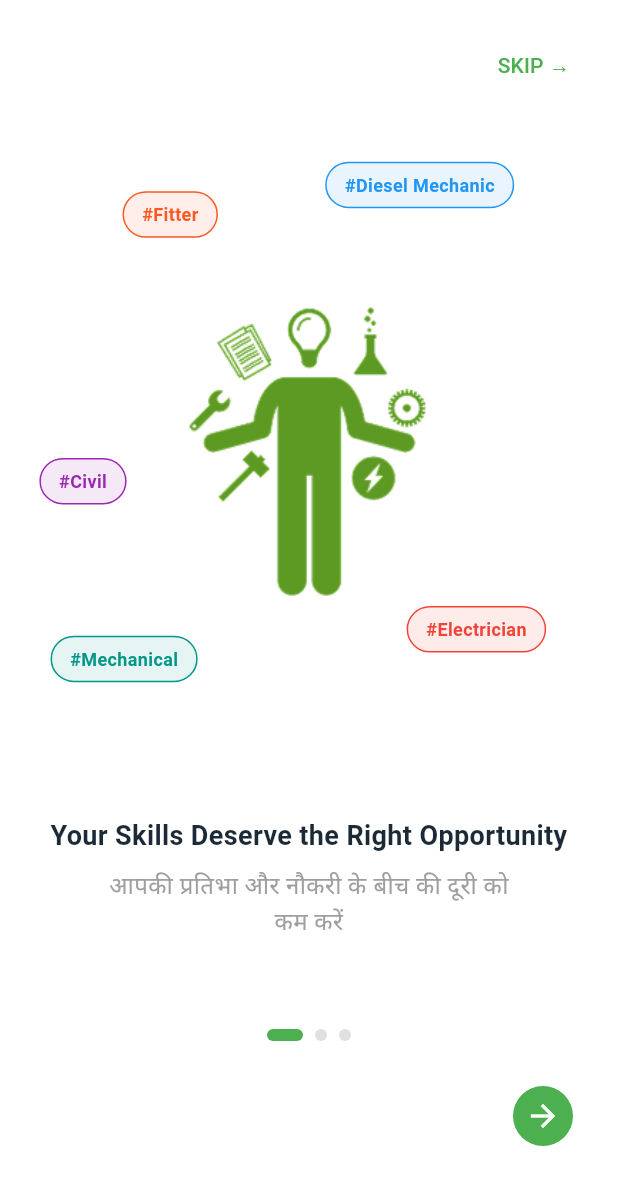
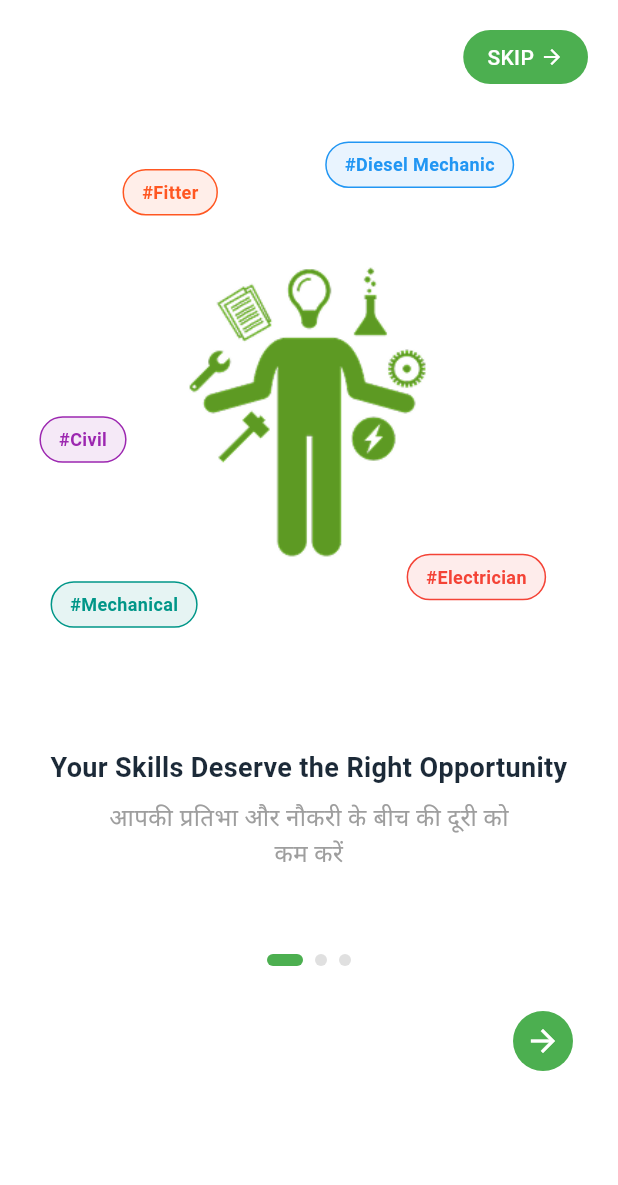
Before and after one commit to Poojadhameja/jobsahi-studentapp, a Flutter app: the screen it shows after launch, on a phone screen of 412 x 824 dp. Shown: the top 1185 px of the screen. Run offline on Flutter 3.47's test engine with Material 3 defaults, Android fonts, the phone set to English and light mode, and no system bars; our stand-ins replace file_picker.

Commit message:
onboarding layout shift bug fix and skip button ui change

```diff
--- a/lib/auth/onboarding.dart
+++ b/lib/auth/onboarding.dart
@@ -131,14 +131,28 @@ class _OnboardingScreenState extends State<OnboardingScreen> {
       padding: const EdgeInsets.all(20.0),
       child: Align(
         alignment: Alignment.topRight,
-        child: TextButton(
-          onPressed: _skipOnboarding,
-          child: const Text(
-            "SKIP →",
+        child: GestureDetector(
+          onTap: _skipOnboarding,
+          child: Container(
+            padding: const EdgeInsets.symmetric(horizontal: 16, vertical: 8),
+            decoration: BoxDecoration(
+              color: Colors.green,
+              borderRadius: BorderRadius.circular(20),
+            ),
+            child: Row(
+              mainAxisSize: MainAxisSize.min,
+              children: [
+                const Text(
+                  "SKIP",
                   style: TextStyle(
-              color: Colors.green,
+                    color: Colors.white,
                     fontSize: 14,
                     fontWeight: FontWeight.w500,
+                  ),
+                ),
+                const SizedBox(width: 4),
+                const Icon(Icons.arrow_forward, color: Colors.white, size: 16),
+              ],
             ),
           ),
         ),
@@ -262,11 +276,12 @@ class _OnboardingScreenState extends State<OnboardingScreen> {
           ),
           const SizedBox(height: 30),
 
-          // Get Started button (only show on last page)
-          if (_currentPage == _onboardingPages.length - 1)
+          // Always reserve space for the button to prevent layout shift
           SizedBox(
             width: double.infinity,
-              child: ElevatedButton(
+            height: 50,
+            child: _currentPage == _onboardingPages.length - 1
+                ? ElevatedButton(
                     onPressed: _completeOnboarding,
                     style: ElevatedButton.styleFrom(
                       backgroundColor: Colors.green,
@@ -280,7 +295,8 @@ class _OnboardingScreenState extends State<OnboardingScreen> {
                       "Let's Get Started",
                       style: TextStyle(fontSize: 16, color: Colors.white),
                     ),
-              ),
+                  )
+                : const SizedBox.shrink(), // Invisible placeholder when not on last page
           ),
         ],
       ),
```
Lines whose indentation alone changed are shown as unchanged.
